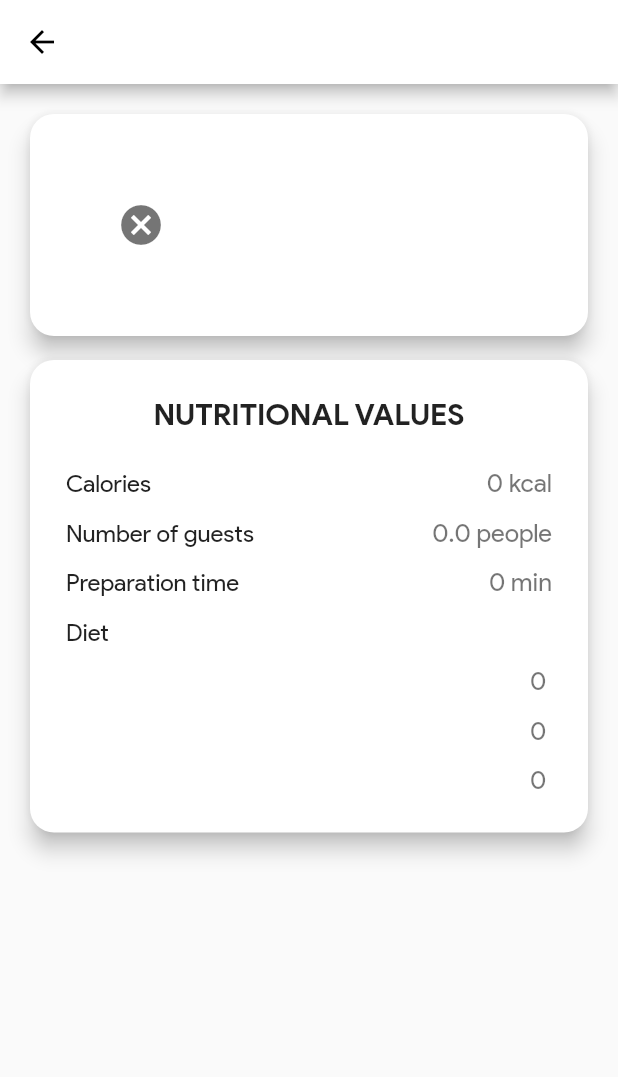
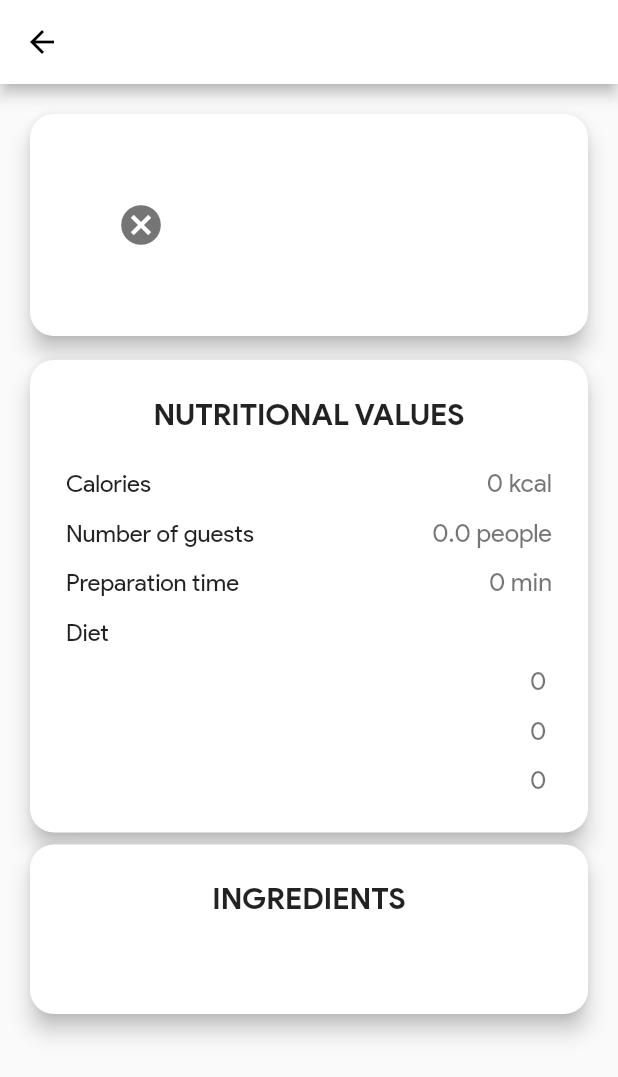
Before and after one commit to jesusrp98/ginger, a Flutter app: the RecipePage screen opened directly with empty values, on a phone screen of 412 x 824 dp. Shown: the top 1077 px of the screen. Run offline on Flutter 3.47's test engine with Material 2 defaults, Android fonts, the phone set to English and light mode, and no system bars; drawn by our look-alikes of cached_network_image; our stand-ins replace package_info; network calls fail.

Commit message:
Se corrigen unas cositas

```diff
--- a/lib/ui/pages/recipe.dart
+++ b/lib/ui/pages/recipe.dart
@@ -73,14 +73,15 @@ class RecipePage extends StatelessWidget {
                 ],
               ),
             ),
+            CardPage(
+              title: 'INGREDIENTS',
+              body: Text(""),//Someghint
+            ),
             /*CardPage(
               title: 'INGREDIENTS',
               body: Text(_recipe.getIngredients),
-            ),
-            CardPage(
-              title: 'ALLERGENS',
-              body: Text(_recipe.getAllergens),
             ),*/
+
           ],
         ),
       ),
```
